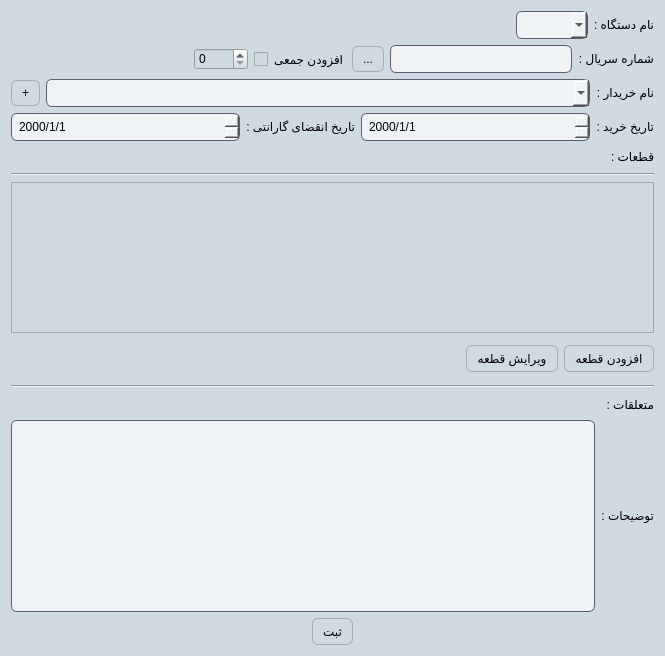
kia-far/QtDBS, file deviceform.ui: the form before one commit.
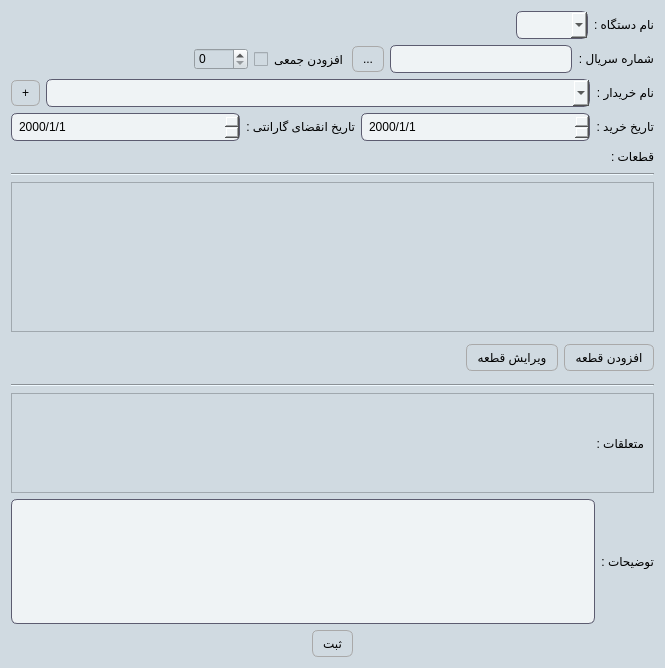
The form after the commit.

Commit message: added export qr code class. still can't get the end message to go to the next line

What changed in the file:
```diff
--- a/deviceform.ui
+++ b/deviceform.ui
@@ -7,7 +7,7 @@
     <x>0</x>
     <y>0</y>
     <width>665</width>
-    <height>656</height>
+    <height>668</height>
    </rect>
   </property>
   <property name="windowTitle">
@@ -610,6 +610,27 @@
        <item>
         <layout class="QHBoxLayout" name="horizontalLayout_8">
          <item>
+          <widget class="QScrollArea" name="scrollArea_2">
+           <property name="minimumSize">
+            <size>
+             <width>0</width>
+             <height>100</height>
+            </size>
+           </property>
+           <property name="widgetResizable">
+            <bool>true</bool>
+           </property>
+           <widget class="QWidget" name="scrollAreaWidgetContents_2">
+            <property name="geometry">
+             <rect>
+              <x>0</x>
+              <y>0</y>
+              <width>635</width>
+              <height>98</height>
+             </rect>
+            </property>
+            <layout class="QHBoxLayout" name="horizontalLayout_12">
+             <item>
           <spacer name="horizontalSpacer_10">
            <property name="orientation">
             <enum>Qt::Orientation::Horizontal</enum>
@@ -637,6 +658,10 @@
            <property name="alignment">
             <set>Qt::AlignmentFlag::AlignLeading|Qt::AlignmentFlag::AlignLeft|Qt::AlignmentFlag::AlignVCenter</set>
            </property>
+              </widget>
+             </item>
+            </layout>
+           </widget>
           </widget>
          </item>
         </layout>
```
Lines whose indentation alone changed are shown as unchanged. The commit also changes 222 other files.
